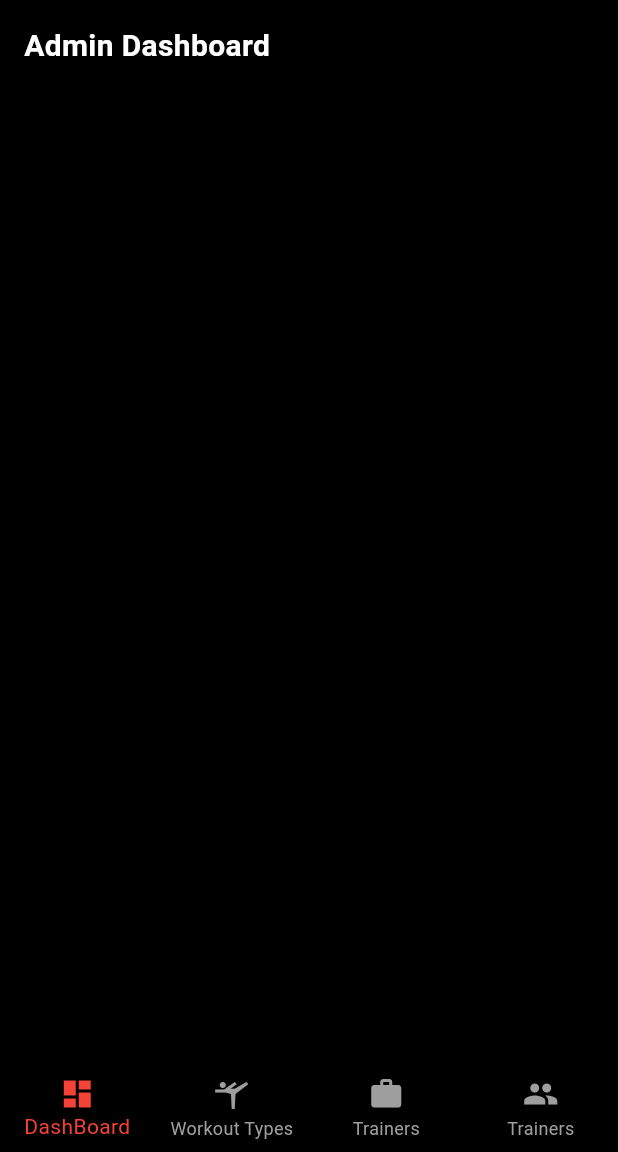
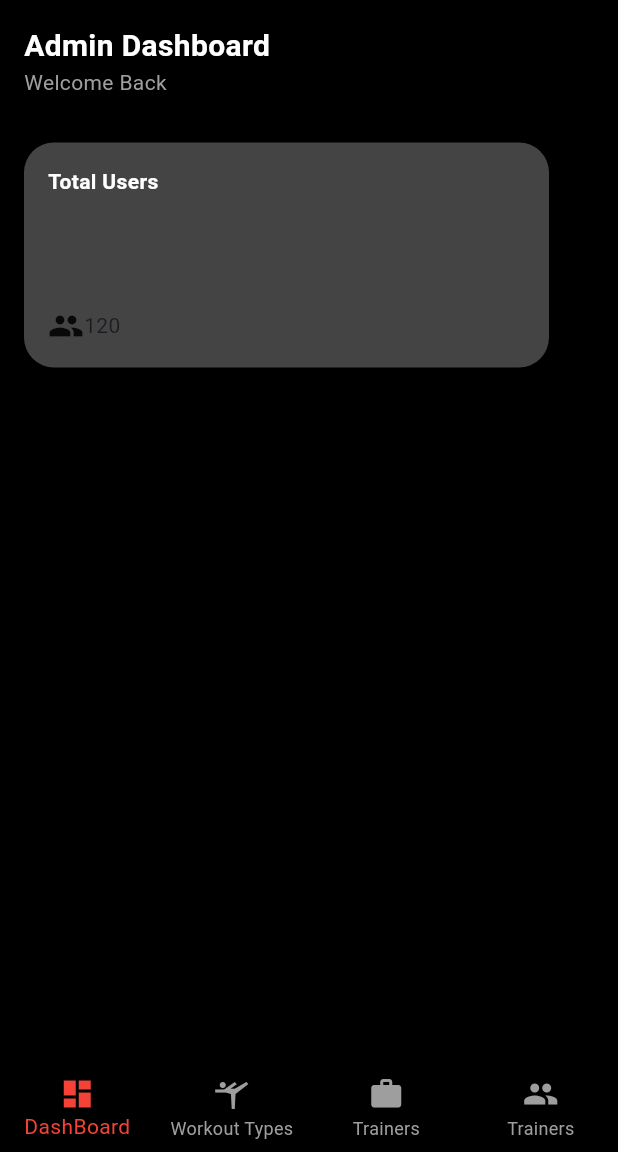
Before and after one commit to leealvin676/lockinApp, a Flutter app: the AdminDashBoard screen opened directly, on a phone screen of 412 x 824 dp, the part 84-1236 px from its top. Run offline on Flutter 3.47's test engine with Material 3 defaults, Android fonts, the phone set to English and light mode, and no system bars; missing offline and left inert: dart:ffi.

Commit message:
add container

```diff
--- a/lib/screen/admin/admin_dashboard.dart
+++ b/lib/screen/admin/admin_dashboard.dart
@@ -1,13 +1,10 @@
 import "package:flutter/material.dart";
 
-
-class AdminDashBoard extends StatelessWidget{
-
+class AdminDashBoard extends StatelessWidget {
   const AdminDashBoard({super.key});
 
   @override
   Widget build(BuildContext context) {
-
     return Scaffold(
       appBar: _buildAppBar(),
       backgroundColor: Colors.black,
@@ -15,45 +12,41 @@ class AdminDashBoard extends StatelessWidget{
       bottomNavigationBar: _bottom(),
     );
   }
-
 }
 
-AppBar _buildAppBar(){
+AppBar _buildAppBar() {
   return AppBar(
     backgroundColor: Color(0xFF333333),
     title: const Text.rich(
       TextSpan(
         children: [
           TextSpan(
-                text : 'LockIn',
-                style: TextStyle(
-                    color: Colors.white,
-                    fontWeight: FontWeight.bold
-                ),
+            text: 'LockIn',
+            style: TextStyle(color: Colors.white, fontWeight: FontWeight.bold),
           ),
           TextSpan(
-                  text : 'Admin',
-                  style: TextStyle(
-                      color: Colors.red,
-                      fontWeight: FontWeight.bold
-                  )
-              )
-            ]
+            text: 'Admin',
+            style: TextStyle(color: Colors.red, fontWeight: FontWeight.bold),
+          ),
+        ],
       ),
     ),
     actions: [
       IconButton(
         onPressed: () {},
-            icon: Icon(Icons.logout,color: Colors.red)
+        icon: Icon(Icons.logout, color: Colors.red),
       ),
     ],
   );
 }
 
-Widget _mainBody(){
+Widget _mainBody() {
   return Padding(
     padding: EdgeInsets.all(16),
-  child: Text(
+    child: Column(
+      crossAxisAlignment: CrossAxisAlignment.start,
+      children: [
+        Text(
           'Admin Dashboard',
           style: TextStyle(
             color: Colors.white,
@@ -61,10 +54,43 @@ return Padding(
             fontWeight: FontWeight.bold,
           ),
         ),
+        Text('Welcome Back', style: TextStyle(color: Colors.grey)),
+        SizedBox(height: 30),
+        Container(
+          height: 150,
+          width: 350,
+          padding: EdgeInsets.all(16),
+          decoration: BoxDecoration(
+            color: Color(0xFF444444),
+            borderRadius: BorderRadius.circular(20),
+          ),
+          child: Column(
+            crossAxisAlignment: CrossAxisAlignment.start,
+            children: [
+              Text(
+                'Total Users',
+                style: TextStyle(
+                    fontWeight: FontWeight.bold,
+                  color: Colors.white
+                ),
+              ),
+              Spacer(),
+
+              Row(
+                children: [
+                  Icon(Icons.people),
+                  Text('120')
+                ],
+              )
+            ],
+          ),
+        ),
+      ],
+    ),
   );
 }
 
-BottomNavigationBar _bottom(){
+BottomNavigationBar _bottom() {
   return BottomNavigationBar(
     backgroundColor: Colors.black,
     selectedItemColor: Colors.red,
@@ -72,22 +98,13 @@ BottomNavigationBar _bottom(){
     type: BottomNavigationBarType.fixed,
 
     items: [
-      BottomNavigationBarItem(
-        icon: Icon(Icons.dashboard),
-        label: 'DashBoard',
-      ),
+      BottomNavigationBarItem(icon: Icon(Icons.dashboard), label: 'DashBoard'),
       BottomNavigationBarItem(
         icon: Icon(Icons.sports_gymnastics),
         label: 'Workout Types',
       ),
-      BottomNavigationBarItem(
-        icon: Icon(Icons.work),
-        label: 'Trainers',
-      ),
-      BottomNavigationBarItem(
-        icon: Icon(Icons.people),
-        label: 'Trainers',
-      ),
+      BottomNavigationBarItem(icon: Icon(Icons.work), label: 'Trainers'),
+      BottomNavigationBarItem(icon: Icon(Icons.people), label: 'Trainers'),
     ],
   );
 }
```
Lines whose indentation alone changed are shown as unchanged.
